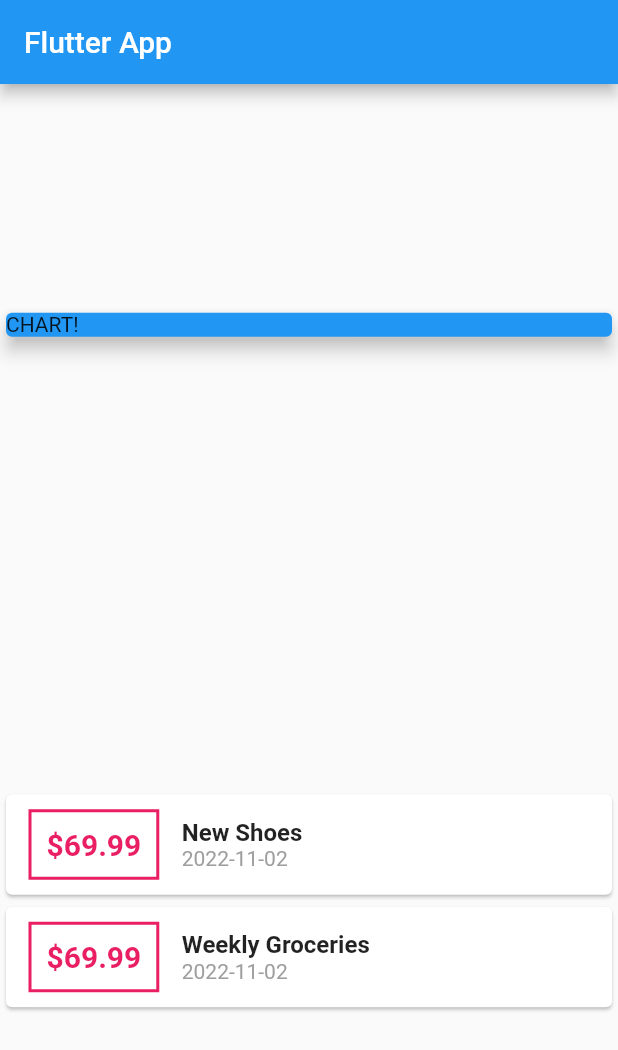
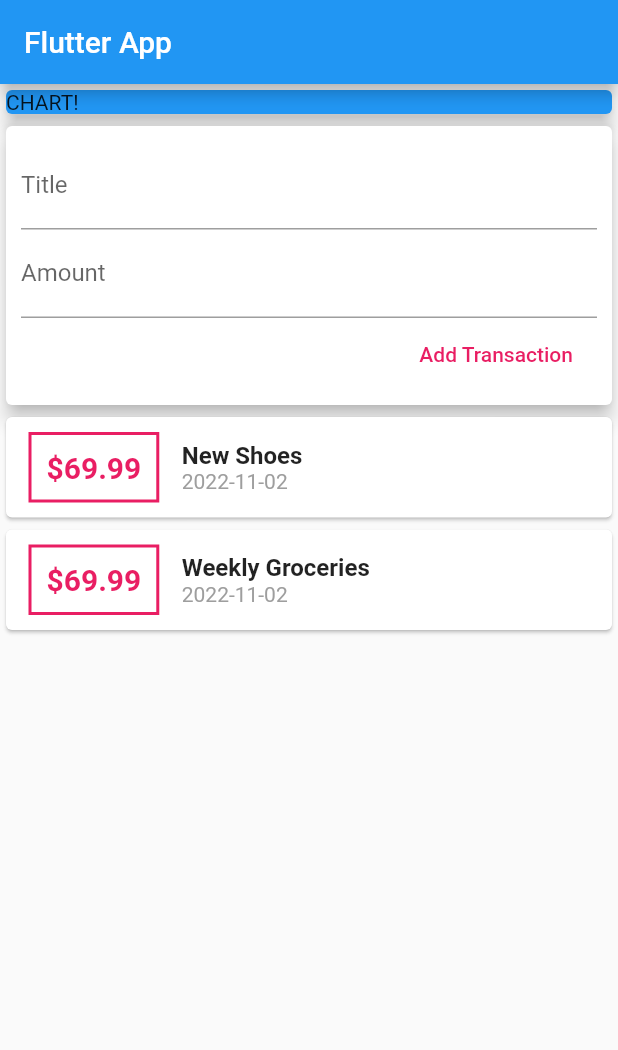
Before and after one commit to khaingsuthiri/flutter-workspace, a Flutter app: the screen it shows after launch, on a phone screen of 412 x 824 dp. Shown: the top 1050 px of the screen. Run offline on Flutter 3.47's test engine with Material 2 defaults, Android fonts, the phone set to English and light mode, and no system bars.

Commit message:
[Added] scrolling to transaction list

```diff
--- a/expenses_app/lib/main.dart
+++ b/expenses_app/lib/main.dart
@@ -1,6 +1,5 @@
-import './transaction.dart';
+import './widgets/user_transaction.dart';
 import 'package:flutter/material.dart';
-import 'package:intl/intl.dart';
 
 void main() => runApp(MyApp());
 
@@ -15,24 +14,15 @@ class MyApp extends StatelessWidget {
 }
 
 class MyHomePage extends StatelessWidget {
-  final List<Transaction> transactions = [
-    Transaction(
-        id: 't1', title: 'New Shoes', amount: 69.99, date: DateTime.now()),
-    Transaction(
-        id: 't2',
-        title: 'Weekly Groceries',
-        amount: 69.99,
-        date: DateTime.now()),
-  ];
-
   @override
   Widget build(BuildContext context) {
     return Scaffold(
         appBar: AppBar(
           title: Text('Flutter App'),
         ),
-        body: Column(
-          mainAxisAlignment: MainAxisAlignment.spaceAround,
+        body: SingleChildScrollView(
+          child: Column(
+            mainAxisAlignment: MainAxisAlignment.start,
             crossAxisAlignment: CrossAxisAlignment.center,
             children: <Widget>[
               Container(
@@ -43,42 +33,9 @@ class MyHomePage extends StatelessWidget {
                   elevation: 5,
                 ),
               ),
-            Column(
-                children: transactions.map((tx) {
-              return Card(
-                  child: Row(
-                children: <Widget>[
-                  Container(
-                    margin: EdgeInsets.symmetric(vertical: 10, horizontal: 15),
-                    decoration: BoxDecoration(
-                        border: Border.all(color: Colors.pink, width: 2)),
-                    padding: EdgeInsets.all(10),
-                    child: Text(
-                      '\$${tx.amount}',
-                      style: TextStyle(
-                          fontWeight: FontWeight.bold,
-                          fontSize: 20,
-                          color: Colors.pink),
+              UserTransactions()
+            ],
           ),
-                  ),
-                  Column(
-                    crossAxisAlignment: CrossAxisAlignment.start,
-                    children: <Widget>[
-                      Text(
-                        tx.title,
-                        style: TextStyle(
-                            fontWeight: FontWeight.bold, fontSize: 16),
-                      ),
-                      Text(
-                        DateFormat('yyyy-MM-dd').format(tx.date),
-                        style: TextStyle(color: Colors.grey),
-                      )
-                    ],
-                  )
-                ],
-              ));
-            }).toList())
-          ],
         ));
   }
 }
--- /dev/null
+++ b/expenses_app/lib/widgets/new_transaction.dart
@@ -0,0 +1,45 @@
+import 'package:flutter/material.dart';
+
+class NewTransaction extends StatelessWidget {
+  final Function addTx;
+  final textController = TextEditingController();
+  final amountController = TextEditingController();
+
+  NewTransaction(this.addTx);
+
+  @override
+  Widget build(BuildContext context) {
+    return Card(
+      elevation: 5,
+      child: Container(
+        padding: EdgeInsets.all(10),
+        child: Column(
+          crossAxisAlignment: CrossAxisAlignment.end,
+          children: <Widget>[
+            TextField(
+              decoration: InputDecoration(labelText: 'Title'),
+              controller: textController,
+              // onChanged: (val) {
+              //   titleInput = val;
+              // },
+            ),
+            TextField(
+              decoration: InputDecoration(labelText: 'Amount'),
+              controller: amountController,
+              // onChanged: (val) {
+              //   amountInput = val;
+              // },
+            ),
+            FlatButton(
+              child: Text('Add Transaction'),
+              textColor: Colors.pink,
+              onPressed: () {
+                addTx(textController.text, double.parse(amountController.text));
+              },
+            )
+          ],
+        ),
+      ),
+    );
+  }
+}
--- /dev/null
+++ b/expenses_app/lib/widgets/transaction_list.dart
@@ -0,0 +1,51 @@
+import 'package:flutter/material.dart';
+import 'package:intl/intl.dart';
+
+import '../models/transaction.dart';
+
+class TransactionList extends StatelessWidget {
+  final List<Transaction> transactions;
+
+  TransactionList(this.transactions);
+
+  @override
+  Widget build(BuildContext context) {
+    return Container(
+      height: 300,
+      child: ListView(
+          children: transactions.map((tx) {
+        return Card(
+            child: Row(
+          children: <Widget>[
+            Container(
+              margin: EdgeInsets.symmetric(vertical: 10, horizontal: 15),
+              decoration: BoxDecoration(
+                  border: Border.all(color: Colors.pink, width: 2)),
+              padding: EdgeInsets.all(10),
+              child: Text(
+                '\$${tx.amount}',
+                style: TextStyle(
+                    fontWeight: FontWeight.bold,
+                    fontSize: 20,
+                    color: Colors.pink),
+              ),
+            ),
+            Column(
+              crossAxisAlignment: CrossAxisAlignment.start,
+              children: <Widget>[
+                Text(
+                  tx.title,
+                  style: TextStyle(fontWeight: FontWeight.bold, fontSize: 16),
+                ),
+                Text(
+                  DateFormat('yyyy-MM-dd').format(tx.date),
+                  style: TextStyle(color: Colors.grey),
+                )
+              ],
+            )
+          ],
+        ));
+      }).toList()),
+    );
+  }
+}
--- /dev/null
+++ b/expenses_app/lib/widgets/user_transaction.dart
@@ -0,0 +1,46 @@
+import 'package:flutter/material.dart';
+
+import '../models/transaction.dart';
+import './new_transaction.dart';
+import './transaction_list.dart';
+
+class UserTransactions extends StatefulWidget {
+  const UserTransactions({Key key}) : super(key: key);
+
+  @override
+  State<UserTransactions> createState() => _UserTransactionsState();
+}
+
+class _UserTransactionsState extends State<UserTransactions> {
+  final List<Transaction> _userTransactions = [
+    Transaction(
+        id: 't1', title: 'New Shoes', amount: 69.99, date: DateTime.now()),
+    Transaction(
+        id: 't2',
+        title: 'Weekly Groceries',
+        amount: 69.99,
+        date: DateTime.now()),
+  ];
+
+  void _addNewTransaction(String txTitle, double txAmount) {
+    final newTx = Transaction(
+        title: txTitle,
+        amount: txAmount,
+        date: DateTime.now(),
+        id: DateTime.now().toString());
+
+    setState(() {
+      _userTransactions.add(newTx);
+    });
+  }
+
+  @override
+  Widget build(BuildContext context) {
+    return Column(
+      children: <Widget>[
+        NewTransaction(_addNewTransaction),
+        TransactionList(_userTransactions)
+      ],
+    );
+  }
+}
```
Also changed, not shown: expenses_app/lib/models/transaction.dart (renamed from expenses_app/lib/transaction.dart). Lines whose indentation alone changed are shown as unchanged.
